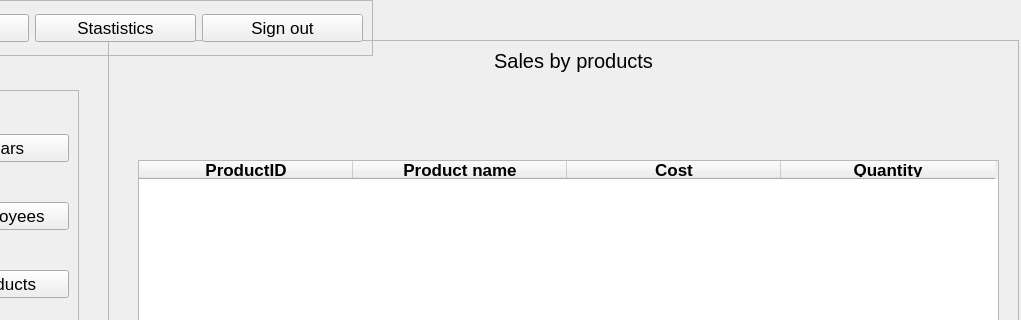
Old version of the form src/View/VIewUI/SalesByProducts.ui in the repository Hai1205/ComputerStore-Python-; both pictures show x 142 to 1163 and y 0 to 320 of the 1163 by 768 pixel window.
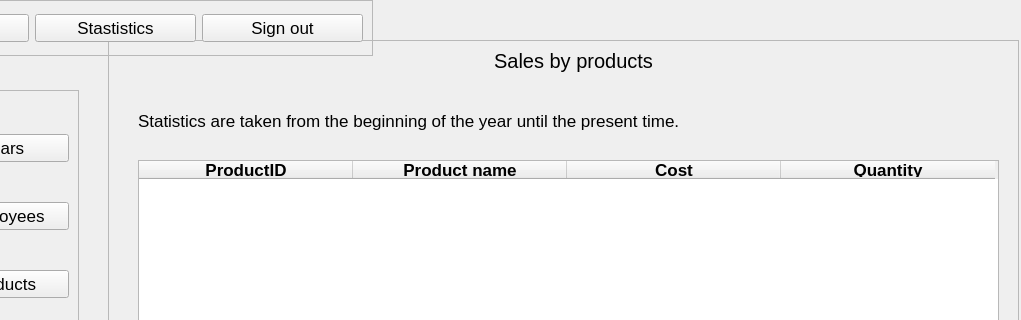
New version of the form.

Patch:
```diff
--- a/src/View/VIewUI/SalesByProducts.ui
+++ b/src/View/VIewUI/SalesByProducts.ui
@@ -59,9 +59,9 @@
      <property name="geometry">
       <rect>
        <x>14</x>
-       <y>75</y>
+       <y>105</y>
        <width>881</width>
-       <height>451</height>
+       <height>421</height>
       </rect>
      </property>
      <property name="text">
@@ -169,6 +169,19 @@
       </property>
      </column>
     </widget>
+    <widget class="QLabel" name="message">
+     <property name="geometry">
+      <rect>
+       <x>30</x>
+       <y>65</y>
+       <width>861</width>
+       <height>31</height>
+      </rect>
+     </property>
+     <property name="text">
+      <string>Statistics are taken from the beginning of the year until the present time.</string>
+     </property>
+    </widget>
    </widget>
    <widget class="QFrame" name="frame_3">
     <property name="geometry">
```
